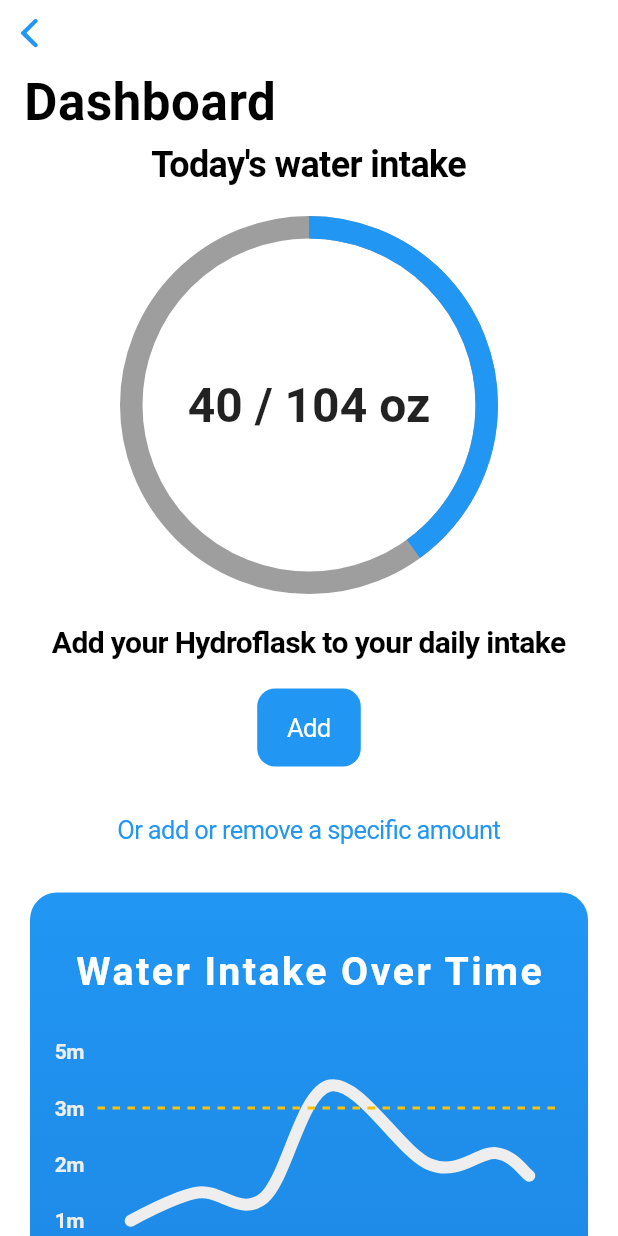
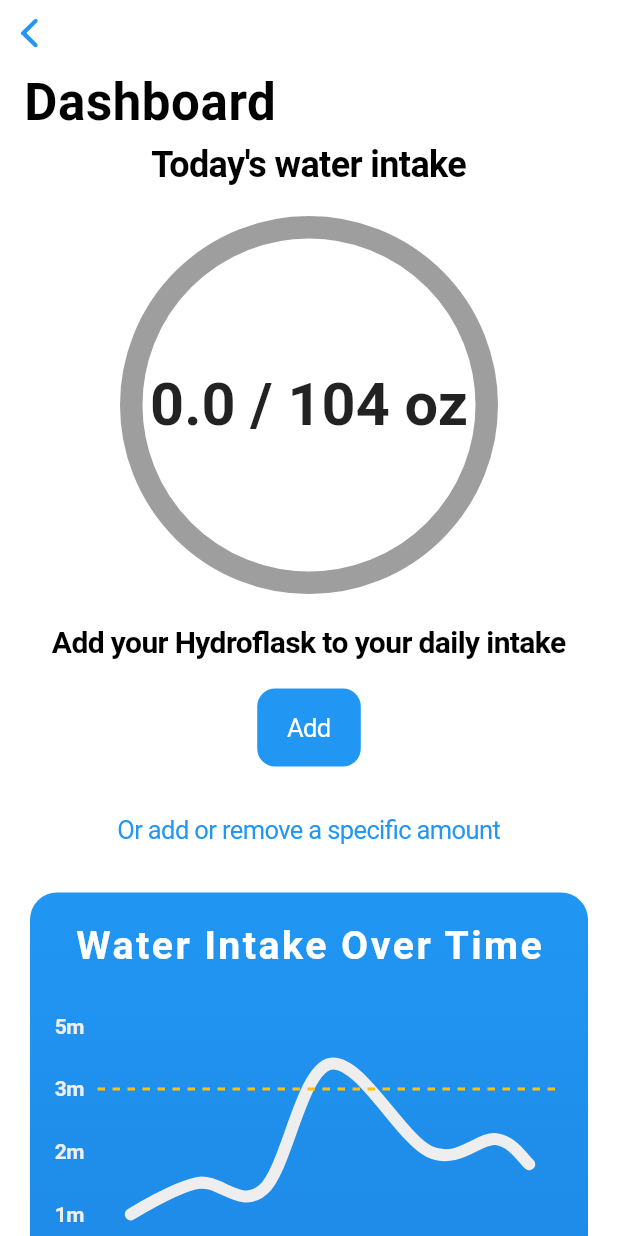
Before and after one commit to philalem/hydration_tracker, a Flutter app: the Home screen opened directly, on a phone screen of 412 x 824 dp. Run offline on Flutter 3.47's test engine with Material 2 defaults, Android fonts, the phone set to English and light mode, and no system bars; drawn by our look-alikes of fl_chart, percent_indicator; our stand-ins replace shared_preferences, simple_animations; accounts and stored records are empty.

Commit message:
added a responsive container for the today's  amount

```diff
--- a/lib/home.dart
+++ b/lib/home.dart
@@ -20,6 +20,7 @@ class _HomeState extends State<Home> {
   bool isShowingMainData;
   Widget animatedChild;
   bool ableToPress = true;
+  double dailyAmount = 0;
 
   @override
   void initState() {
@@ -73,12 +74,19 @@ class _HomeState extends State<Home> {
                         radius: width - 160,
                         animation: true,
                         animationDuration: 1200,
+                        animateFromLastPercent: true,
                         lineWidth: 15.0,
-                        percent: 0.4,
-                        center: Text(
-                          "40 / 104 oz",
-                          style: TextStyle(
-                              fontWeight: FontWeight.bold, fontSize: 32.0),
+                        percent: dailyAmount / 104 > 1 ? 1 : dailyAmount / 104,
+                        center: Container(
+                          width: width - 200,
+                          child: FittedBox(
+                            fit: BoxFit.contain,
+                            child: Text(
+                              "${dailyAmount.toString()} / 104 oz",
+                              style: TextStyle(
+                                  fontWeight: FontWeight.bold, fontSize: 32.0),
+                            ),
+                          ),
                         ),
                         circularStrokeCap: CircularStrokeCap.butt,
                         backgroundColor: Colors.grey,
@@ -104,6 +112,7 @@ class _HomeState extends State<Home> {
                         onPressed: () async {
                           if (ableToPress) {
                             setState(() {
+                              dailyAmount += 32;
                               ableToPress = false;
                               animatedChild = Icon(
                                 Icons.check,
@@ -157,7 +166,7 @@ class _HomeState extends State<Home> {
                                 crossAxisAlignment: CrossAxisAlignment.stretch,
                                 children: <Widget>[
                                   const SizedBox(
-                                    height: 37,
+                                    height: 20,
                                   ),
                                   Container(
                                     margin:
@@ -210,7 +219,7 @@ class _HomeState extends State<Home> {
   }
 
   Future switchBackAfterThreeSeconds() async {
-    await Future.delayed(const Duration(seconds: 5));
+    await Future.delayed(const Duration(seconds: 3));
     setState(() {
       animatedChild = Text(
         'Add',
```
